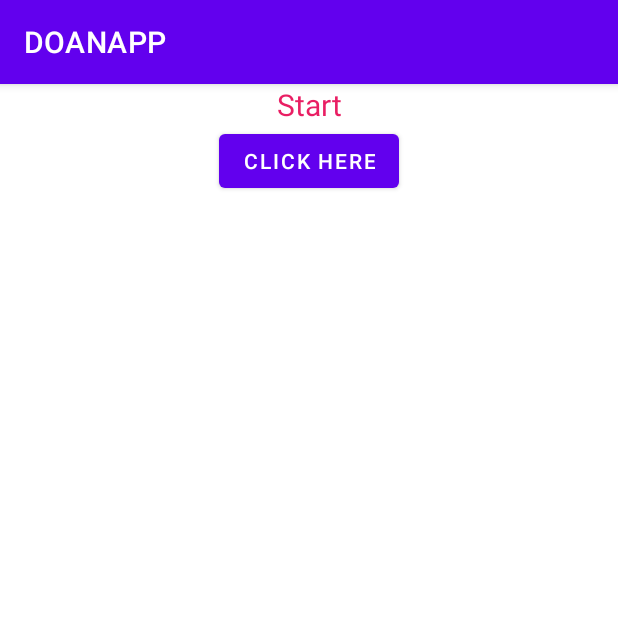
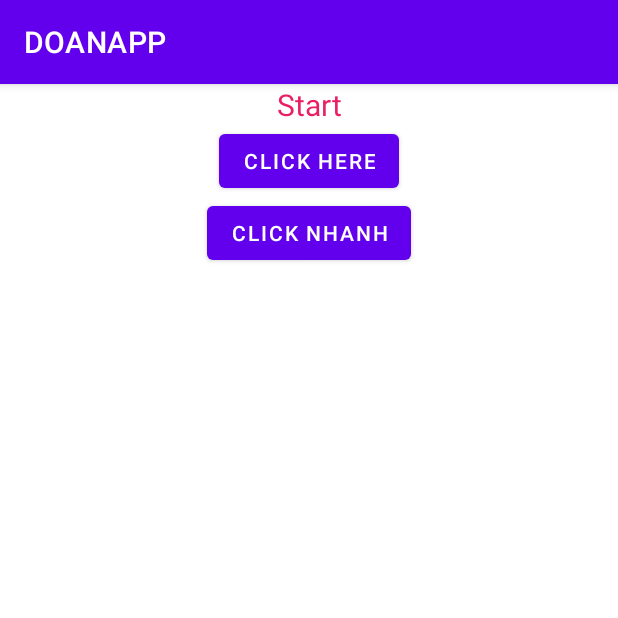
Before and after one commit to quangquyen2702/DOANAPP, an Android app: the screen it shows after launch (MainActivity), on a phone screen of 412 x 824 dp, the top half of it. Run offline under Robolectric (Android 15) with nearby library versions, the phone set to English and light mode, and no system bars.

Commit message:
Update activity_main.xml

```diff
--- a/app/src/main/res/layout/activity_main.xml
+++ b/app/src/main/res/layout/activity_main.xml
@@ -21,5 +21,11 @@
         android:layout_gravity="center">
 
     </Button>
+  <Button
+        android:layout_width="wrap_content"
+        android:layout_height="wrap_content"
+        android:text="Click nhanh"
+        android:layout_gravity="center">
 
+    </Button>
 </LinearLayout>
```
